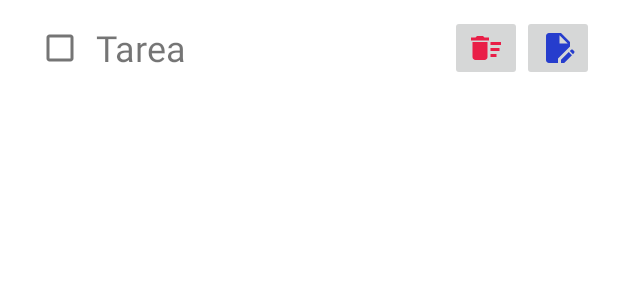
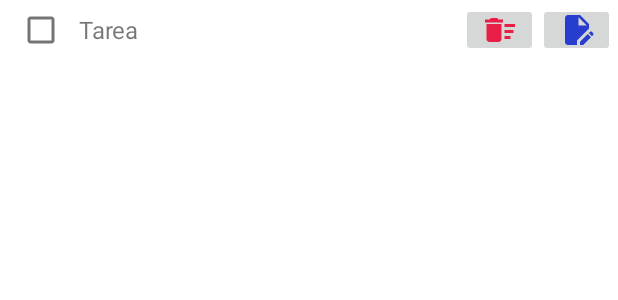
Before and after one commit to VictorHdezMartin/ListaDeTareas, an Android app: the layout item_tarea.xml on its own in the app's theme, with its tools: preview values and no code run, on a phone screen of 412 x 824 dp. Shown: the top 300 px of the screen. Run offline under Robolectric (Android 15) with nearby library versions, the phone set to English and light mode, and no system bars.

Commit message:
21_11_2024

```diff
--- a/app/src/main/res/layout/item_tarea.xml
+++ b/app/src/main/res/layout/item_tarea.xml
@@ -5,36 +5,39 @@
 
     android:id="@+id/estadoTarea"
     android:layout_width="match_parent"
-    android:layout_height="wrap_content"
-    android:paddingHorizontal="16dp"
-    android:paddingVertical="8dp"
+    android:layout_height="40dp"
+    android:paddingHorizontal="2dp"
+    android:paddingVertical="2dp"
     android:gravity="center_vertical"
     android:background="?android:attr/selectableItemBackground">
 
     <CheckBox
         android:id="@+id/doneCheckBox"
-        android:layout_width="wrap_content"
-        android:layout_height="wrap_content"/>
+        android:layout_width="0dp"
+        android:layout_height="wrap_content"
+        android:layout_weight="1"/>
 
     <TextView
         android:id="@+id/nameTextView"
         android:layout_width="0dp"
         android:layout_height="wrap_content"
-        android:layout_weight="1"
+        android:layout_weight="5"
         android:text="Tarea"
-        android:textSize="24sp"/>
+        android:textSize="16sp"/>
 
     <ImageButton
         android:id="@+id/deleteButton"
-        android:layout_width="wrap_content"
+        android:layout_width="0dp"
         android:layout_height="wrap_content"
+        android:layout_weight="1"
         android:src="@drawable/icono_delete"
         app:tint="@color/delete"/>
 
     <ImageButton
         android:id="@+id/editButton"
-        android:layout_width="wrap_content"
+        android:layout_width="0dp"
         android:layout_height="wrap_content"
+        android:layout_weight="1"
         android:src="@drawable/icono_editar"
         app:tint="#263DCD"/>
 
```
Also changed, not shown: app/src/main/java/com/example/listadetareas/activities/MainActivity.kt (+5 -5 lines), app/src/main/java/com/example/listadetareas/adapters/TareasAdapter.kt (+12 -3 lines).
